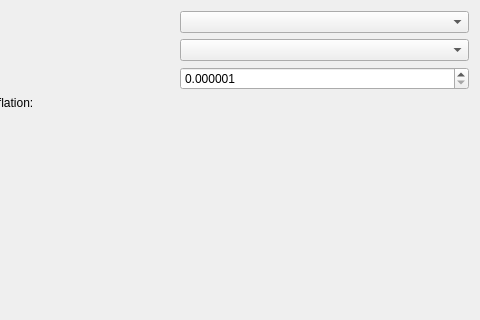
Qt form src/qgsconflate/dialog.ui (ctu-geoforall-lab-projects/bp-fiedlerova-2013) before a commit; both pictures show x 127 to 607 and y 0 to 320 of the 607 by 406 pixel window.
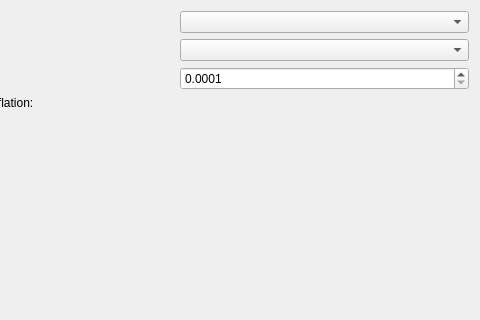
The same form after that commit.

The edit to the form file:
```diff
--- a/src/qgsconflate/dialog.ui
+++ b/src/qgsconflate/dialog.ui
@@ -54,10 +54,13 @@
      <item>
       <widget class="QDoubleSpinBox" name="mSpinBoxDist">
        <property name="decimals">
-        <number>6</number>
+        <number>4</number>
        </property>
        <property name="minimum">
-        <double>0.000001000000000</double>
+        <double>0.000100000000000</double>
+       </property>
+       <property name="maximum">
+        <double>9999.989999999999782</double>
        </property>
       </widget>
      </item>
```
